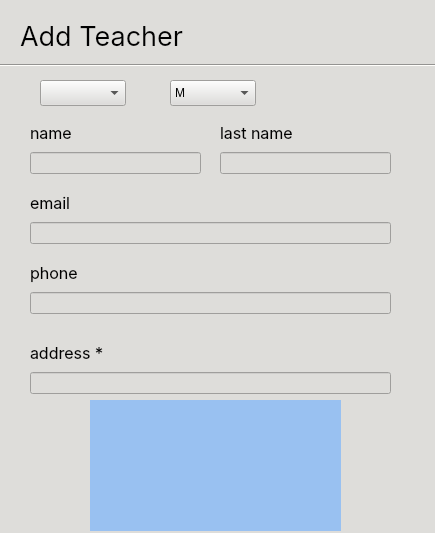
Above: School_System/ui/AddTeacherDialog.ui from KasperJack/School-Management-System before the change. Below: the same form after it.
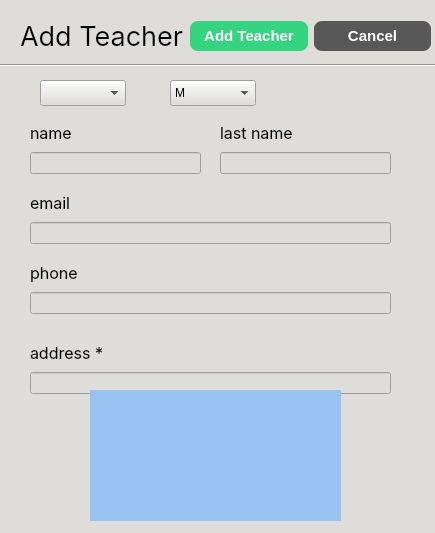
That is the form after the change.

The edit to the form file:
```diff
--- a/School_System/ui/AddTeacherDialog.ui
+++ b/School_System/ui/AddTeacherDialog.ui
@@ -80,8 +80,8 @@
   <widget class="QWidget" name="layoutWidget">
    <property name="geometry">
     <rect>
-     <x>90</x>
-     <y>480</y>
+     <x>190</x>
+     <y>20</y>
      <width>241</width>
      <height>32</height>
     </rect>
@@ -282,7 +282,7 @@
    <property name="geometry">
     <rect>
      <x>90</x>
-     <y>400</y>
+     <y>390</y>
      <width>251</width>
      <height>131</height>
     </rect>
```
